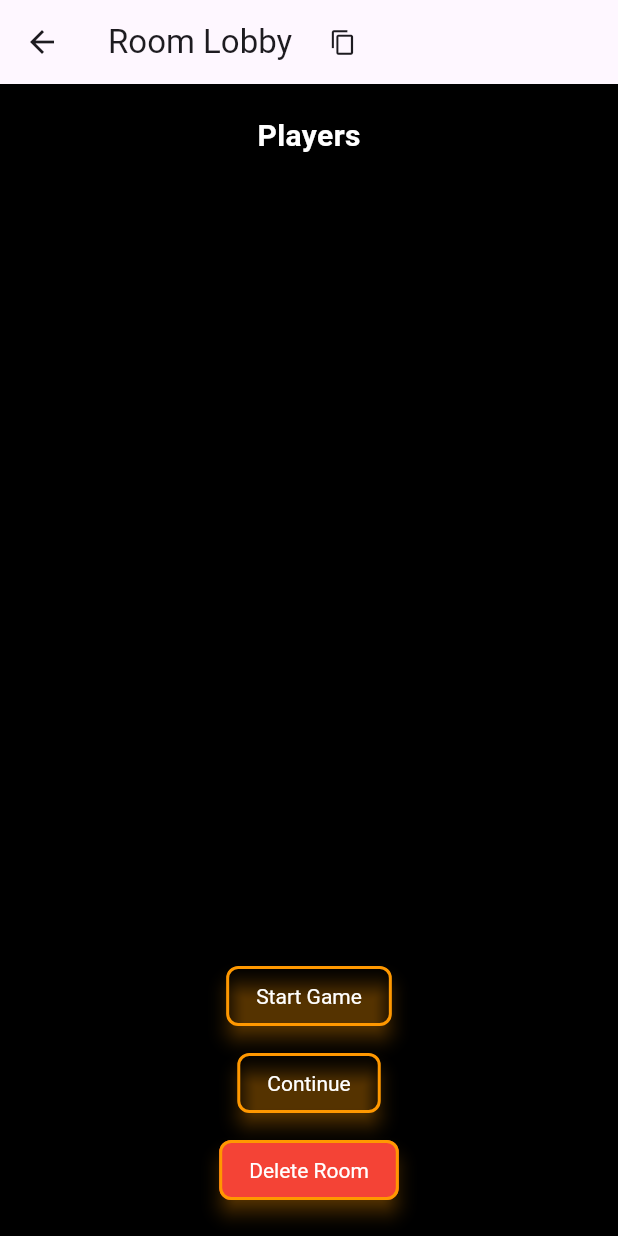
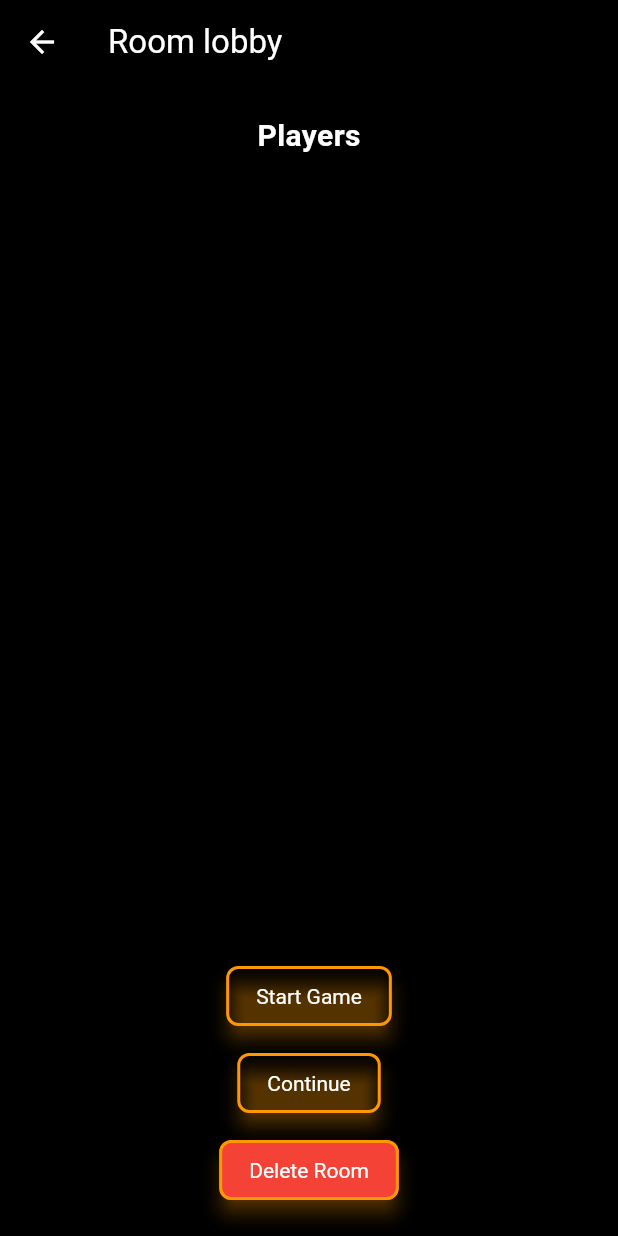
Before and after one commit to noclone/noquiz_client, a Flutter app: the AdminRoomLobbyPage screen opened directly with empty values, on a phone screen of 412 x 824 dp. Run offline on Flutter 3.47's test engine with Material 3 defaults, Android fonts, the phone set to English and light mode, and no system bars; our stand-ins replace shared_preferences, vibration; missing offline and left inert: qr_flutter_new; accounts and stored records are empty; network calls fail.

Commit message:
Custom appbar component

```diff
--- /dev/null
+++ b/lib/components/appbar.dart
@@ -0,0 +1,25 @@
+import 'package:flutter/material.dart';
+import 'package:noquiz_client/utils/colors.dart';
+
+class NQAppBar extends StatelessWidget implements PreferredSizeWidget {
+  final String title;
+  final List<Widget> actions;
+
+  const NQAppBar({
+    Key? key,
+    required this.title,
+    this.actions = const [],
+  }) : super(key: key);
+
+  @override
+  Widget build(BuildContext context) {
+    return AppBar(
+      title: Text(title, style: TextStyle(color: textPrimaryColor)),
+      backgroundColor: primaryColor,
+      iconTheme: IconThemeData(color: tertiaryColor),
+    );
+  }
+
+  @override
+  Size get preferredSize => const Size.fromHeight(kToolbarHeight);
+}
--- a/lib/pages/admin/admin_room_lobby_page.dart
+++ b/lib/pages/admin/admin_room_lobby_page.dart
@@ -1,5 +1,6 @@
 import 'package:flutter/material.dart';
 import 'package:flutter/services.dart';
+import 'package:noquiz_client/components/appbar.dart';
 import 'package:noquiz_client/components/player_list.dart';
 import 'package:noquiz_client/pages/admin/game_page/admin_room_game_page.dart';
 import 'package:noquiz_client/utils/preferences.dart';
@@ -63,10 +64,6 @@ class _AdminRoomLobbyPageState extends State<AdminRoomLobbyPage> {
     super.dispose();
   }
 
-  Future<void> _copyToClipboard() async {
-    await Clipboard.setData(ClipboardData(text: widget.roomId));
-  }
-
   void _startGame() {
     sendToSocket(channel, MessageSubject.GAME_STATE, "START", {});
     Navigator.push(
@@ -104,22 +101,7 @@ class _AdminRoomLobbyPageState extends State<AdminRoomLobbyPage> {
   @override
   Widget build(BuildContext context) {
     return Scaffold(
-      appBar: AppBar(
-        title: Row(
-          children: [
-            const Text('Room Lobby'),
-            const SizedBox(width: 10),
-            Text(
-              widget.roomId,
-              style: const TextStyle(fontSize: 16),
-            ),
-            IconButton(
-              icon: const Icon(Icons.copy, size: 18),
-              onPressed: _copyToClipboard,
-            ),
-          ],
-        ),
-      ),
+      appBar: const NQAppBar(title: 'Room lobby'),
       body: SafeArea(
         child: Padding(
           padding: const EdgeInsets.all(20.0),
--- a/lib/pages/admin/game_page/board_section.dart
+++ b/lib/pages/admin/game_page/board_section.dart
@@ -120,7 +120,7 @@ class _BoardSectionState extends State<BoardSection> {
                             width: 4.0,
                           ),
                         ),
-                        child: NoQuizNetworkImage(
+                        child: NQNetworkImage(
                           imagePath: thumbnailUrl,
                           fit: BoxFit.fill,
                           width: double.infinity,
--- a/lib/pages/display/display_room_lobby_page.dart
+++ b/lib/pages/display/display_room_lobby_page.dart
@@ -1,4 +1,5 @@
 import 'package:flutter/material.dart';
+import 'package:noquiz_client/components/appbar.dart';
 import 'package:noquiz_client/pages/display/game_page/display_room_game_page.dart';
 import 'package:noquiz_client/utils/room.dart';
 import 'package:noquiz_client/utils/socket.dart';
@@ -78,9 +79,7 @@ class _DisplayRoomLobbyPageState extends State<DisplayRoomLobbyPage> {
   @override
   Widget build(BuildContext context) {
     return Scaffold(
-      appBar: AppBar(
-        title: const Text('Display Lobby'),
-      ),
+      appBar: const NQAppBar(title: 'Display Room'),
       body: Center(
         child: showQRCode
             ? LayoutBuilder(
--- a/lib/pages/display/game_page/board_display.dart
+++ b/lib/pages/display/game_page/board_display.dart
@@ -83,7 +83,7 @@ class _BoardDisplayState extends State<BoardDisplay> {
                             width: 4.0,
                           ),
                         ),
-                        child: NoQuizNetworkImage(
+                        child: NQNetworkImage(
                           imagePath: thumbnailUrl,
                           fit: BoxFit.fill,
                           width: double.infinity,
--- a/lib/pages/display/game_page/display_room_game_page.dart
+++ b/lib/pages/display/game_page/display_room_game_page.dart
@@ -1,5 +1,6 @@
 import 'dart:async';
 import 'package:flutter/material.dart';
+import 'package:noquiz_client/components/appbar.dart';
 import 'package:noquiz_client/components/visibility_component.dart';
 import 'package:noquiz_client/pages/display/game_page/board_display.dart';
 import 'package:noquiz_client/pages/display/game_page/display_state.dart';
@@ -81,9 +82,7 @@ class _DisplayRoomGamePageState extends State<DisplayRoomGamePage> {
   @override
   Widget build(BuildContext context) {
     return Scaffold(
-      appBar: AppBar(
-        title: const Text('Display Room'),
-      ),
+      appBar: const NQAppBar(title: 'Display Room'),
       body: Center(
         child: Stack(
           children: [
--- a/lib/pages/display/game_page/question_display.dart
+++ b/lib/pages/display/game_page/question_display.dart
@@ -153,7 +153,7 @@ class _QuestionDisplayState extends State<QuestionDisplay> {
                           child: Column(
                             children: [
                               Expanded(
-                                child: NoQuizNetworkImage(
+                                child: NQNetworkImage(
                                   imagePath: imageUrls[index],
                                   fit: BoxFit.scaleDown,
                                   width: double.infinity,
--- a/lib/pages/display/game_page/right_order_display.dart
+++ b/lib/pages/display/game_page/right_order_display.dart
@@ -122,7 +122,7 @@ class _RightOrderDisplayState extends State<RightOrderDisplay> {
                                 child: Column(
                                   children: [
                                     Expanded(
-                                      child: NoQuizNetworkImage(
+                                      child: NQNetworkImage(
                                         imagePath: showAnswer ? answerData[index][0] : imageData[index][0],
                                         fit: BoxFit.cover,
                                         width: double.infinity,
@@ -201,7 +201,7 @@ class _RightOrderDisplayState extends State<RightOrderDisplay> {
                                       child: Column(
                                         children: [
                                           Expanded(
-                                            child: NoQuizNetworkImage(
+                                            child: NQNetworkImage(
                                               imagePath: answerData[index][0],
                                               fit: BoxFit.cover,
                                               width: double.infinity,
@@ -272,7 +272,7 @@ class _RightOrderDisplayState extends State<RightOrderDisplay> {
                                         child: Column(
                                           children: [
                                             Expanded(
-                                              child: NoQuizNetworkImage(
+                                              child: NQNetworkImage(
                                                 imagePath: playerAnswer['imagesOrder'][imgIndex][0],
                                                 fit: BoxFit.cover,
                                                 width: double.infinity,
--- a/lib/pages/player/right_order.dart
+++ b/lib/pages/player/right_order.dart
@@ -110,7 +110,7 @@ class _RightOrderState extends State<RightOrder> {
                             child: Column(
                               children: [
                                 Expanded(
-                                  child: NoQuizNetworkImage(
+                                  child: NQNetworkImage(
                                     imagePath: imageData[index][0],
                                     fit: BoxFit.cover,
                                     width: double.infinity,
```
Also changed, not shown: lib/components/network_image.dart (+4 -4 lines), lib/pages/admin/game_page/admin_room_game_page.dart (+6 -6 lines), lib/pages/player/player_room_game_page.dart (+2 -6 lines), lib/pages/player/player_room_lobby_page.dart (+2 -9 lines).
